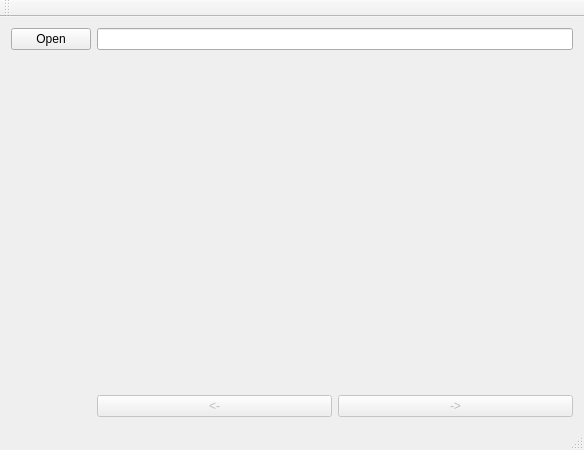
This is mainwindow.ui in ArtisticZhao/imager as Qt 5 draws it before an edit. The edited form follows.
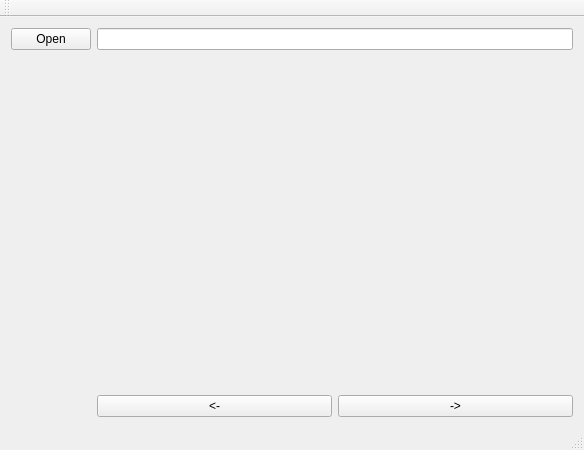
This is the edited form.

What changed in the file:
```diff
--- a/mainwindow.ui
+++ b/mainwindow.ui
@@ -31,7 +31,7 @@
     <item row="2" column="2">
      <widget class="QPushButton" name="right">
       <property name="enabled">
-       <bool>false</bool>
+       <bool>true</bool>
       </property>
       <property name="text">
        <string>-&gt;</string>
@@ -64,7 +64,7 @@
     <item row="2" column="1">
      <widget class="QPushButton" name="left">
       <property name="enabled">
-       <bool>false</bool>
+       <bool>true</bool>
       </property>
       <property name="styleSheet">
        <string notr="true"/>
```
